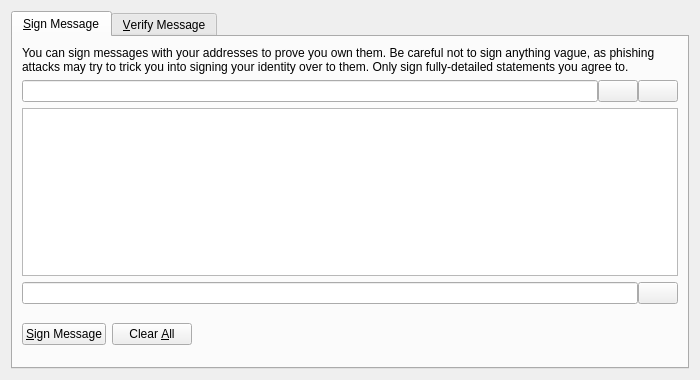
Above: src/qt/forms/signverifymessagedialog.ui from Madscotslad/Blockcoin before the change. Below: the same form after it.
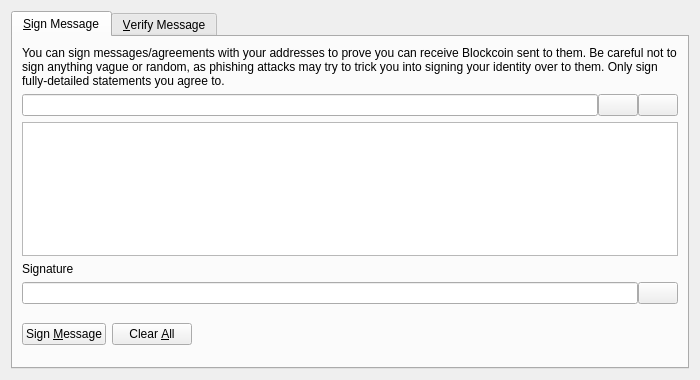
That is the form after the change. The open tabs and pages were chosen to show the change. Icons and pictures are not drawn. Custom widgets are drawn as their Qt base class.

```diff
--- a/src/qt/forms/signverifymessagedialog.ui
+++ b/src/qt/forms/signverifymessagedialog.ui
@@ -30,7 +30,7 @@
        <item>
         <widget class="QLabel" name="infoLabel_SM">
          <property name="text">
-          <string>You can sign messages with your addresses to prove you own them. Be careful not to sign anything vague, as phishing attacks may try to trick you into signing your identity over to them. Only sign fully-detailed statements you agree to.</string>
+          <string>You can sign messages/agreements with your addresses to prove you can receive Blockcoin sent to them. Be careful not to sign anything vague or random, as phishing attacks may try to trick you into signing your identity over to them. Only sign fully-detailed statements you agree to.</string>
          </property>
          <property name="textFormat">
           <enum>Qt::PlainText</enum>
@@ -104,6 +104,16 @@
          </property>
         </widget>
        </item>
+       <item>
+        <widget class="QLabel" name="signatureLabel_SM">
+         <property name="text">
+          <string>Signature</string>
+         </property>
+         <property name="textFormat">
+          <enum>Qt::PlainText</enum>
+         </property>
+        </widget>
+       </item>
        <item>
         <layout class="QHBoxLayout" name="horizontalLayout_2_SM">
          <property name="spacing">
@@ -148,11 +158,7 @@
             <string>Sign the message to prove you own this Blockcoin address</string>
            </property>
            <property name="text">
-            <string>&amp;Sign Message</string>
-           </property>
-           <property name="icon">
-            <iconset resource="../bitcoin.qrc">
-             <normaloff>:/icons/edit</normaloff>:/icons/edit</iconset>
+            <string>Sign &amp;Message</string>
            </property>
            <property name="autoDefault">
             <bool>false</bool>
```
Left out of the diff: 50 changed lines with no effect on the pictures.
